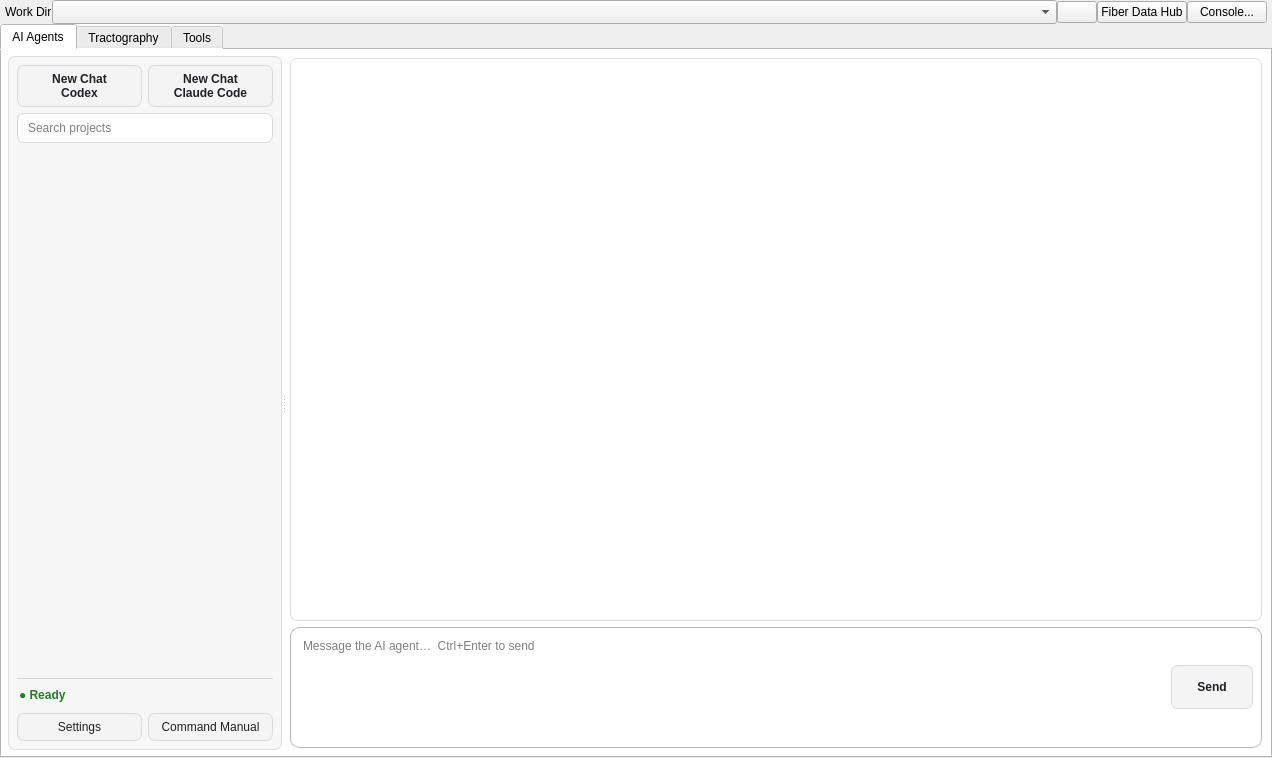
Above: mainwindow.ui from frankyeh/DSI-Studio before the change. Below: the same form after it.
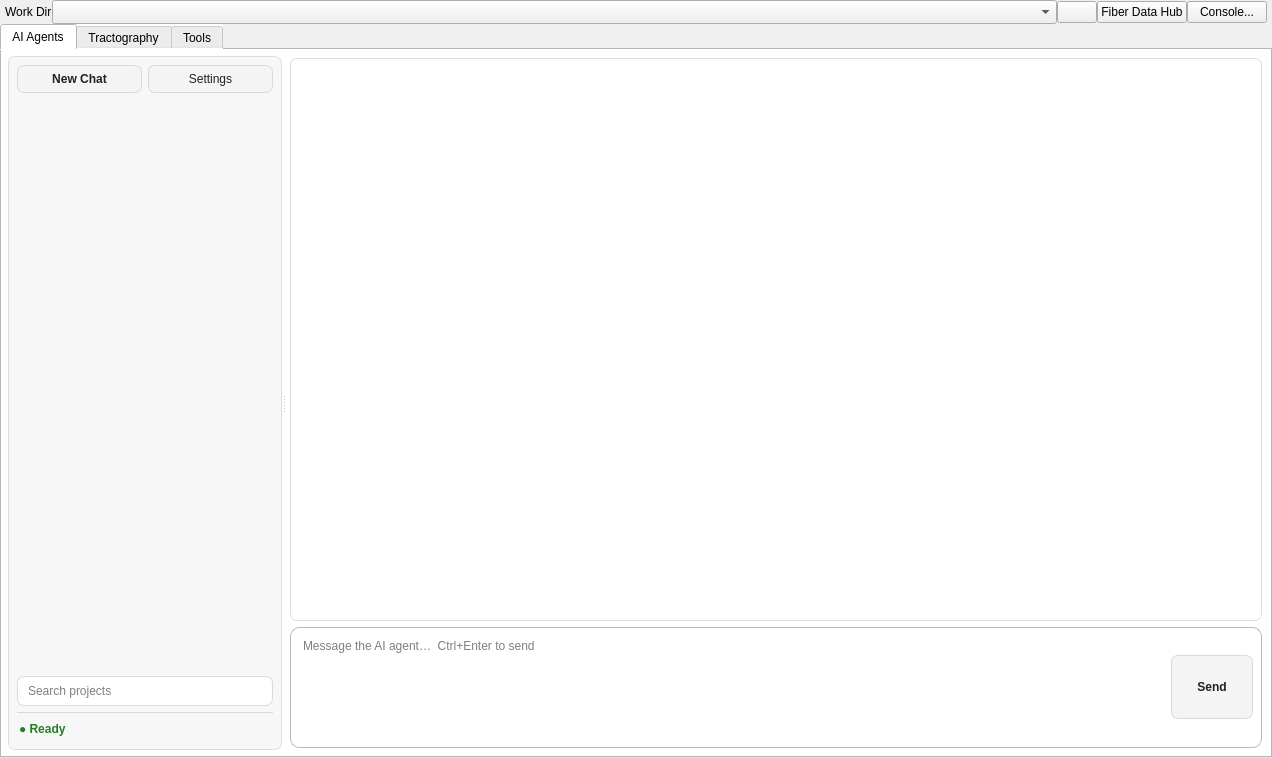
That is the form after the change. Icons and pictures are not drawn.

```diff
--- a/mainwindow.ui
+++ b/mainwindow.ui
@@ -324,12 +324,11 @@
                 <property name="minimumSize">
                  <size>
                   <width>0</width>
-                  <height>36</height>
+                  <height>0</height>
                  </size>
                 </property>
                 <property name="text">
-                 <string>New Chat
-Codex</string>
+                 <string>New Chat</string>
                 </property>
                 <property name="icon">
                  <iconset resource="icons.qrc">
@@ -338,34 +337,13 @@
                </widget>
               </item>
               <item>
-               <widget class="QPushButton" name="ai_new_claude_chat">
-                <property name="minimumSize">
-                 <size>
-                  <width>0</width>
-                  <height>36</height>
-                 </size>
-                </property>
+               <widget class="QPushButton" name="ai_quick_settings">
                 <property name="text">
-                 <string>New Chat
-Claude Code</string>
+                 <string>Settings</string>
                 </property>
                 <property name="icon">
                  <iconset resource="icons.qrc">
-                  <normaloff>:/icons/icons/new.xpm</normaloff>:/icons/icons/new.xpm</iconset>
-                </property>
-               </widget>
-              </item>
-             </layout>
-            </item>
-            <item>
-             <layout class="QHBoxLayout" name="ai_projects_header_layout">
-              <item>
-               <widget class="QLineEdit" name="ai_project_filter">
-                <property name="placeholderText">
-                 <string>Search projects</string>
-                </property>
-                <property name="clearButtonEnabled">
-                 <bool>true</bool>
+                  <normaloff>:/icons/icons/preferences.xpm</normaloff>:/icons/icons/preferences.xpm</iconset>
                 </property>
                </widget>
               </item>
@@ -384,6 +362,20 @@
               </property>
              </widget>
             </item>
+            <item>
+             <layout class="QHBoxLayout" name="ai_projects_header_layout">
+              <item>
+               <widget class="QLineEdit" name="ai_project_filter">
+                <property name="placeholderText">
+                 <string>Search projects</string>
+                </property>
+                <property name="clearButtonEnabled">
+                 <bool>true</bool>
+                </property>
+               </widget>
+              </item>
+             </layout>
+            </item>
             <item>
              <widget class="QFrame" name="ai_sidebar_status">
               <property name="styleSheet">
@@ -428,32 +420,6 @@
               </layout>
              </widget>
             </item>
-            <item>
-             <layout class="QHBoxLayout" name="ai_project_help_layout">
-              <item>
-               <widget class="QPushButton" name="ai_quick_settings">
-                <property name="text">
-                 <string>Settings</string>
-                </property>
-                <property name="icon">
-                 <iconset resource="icons.qrc">
-                  <normaloff>:/icons/icons/preferences.xpm</normaloff>:/icons/icons/preferences.xpm</iconset>
-                </property>
-               </widget>
-              </item>
-              <item>
-               <widget class="QPushButton" name="ai_view_manual">
-                <property name="text">
-                 <string>Command Manual</string>
-                </property>
-                <property name="icon">
-                 <iconset resource="icons.qrc">
-                  <normaloff>:/icons/icons/report.xpm</normaloff>:/icons/icons/report.xpm</iconset>
-                </property>
-               </widget>
-              </item>
-             </layout>
-            </item>
            </layout>
           </widget>
           <widget class="QWidget" name="ai_conversation_panel" native="true">
@@ -543,6 +509,12 @@
                </item>
                <item>
                 <widget class="QPushButton" name="ai_send_message">
+                 <property name="sizePolicy">
+                  <sizepolicy hsizetype="Minimum" vsizetype="Fixed">
+                   <horstretch>0</horstretch>
+                   <verstretch>0</verstretch>
+                  </sizepolicy>
+                 </property>
                  <property name="minimumSize">
                   <size>
                    <width>82</width>
@@ -552,7 +524,7 @@
                  <property name="maximumSize">
                   <size>
                    <width>92</width>
-                   <height>44</height>
+                   <height>64</height>
                   </size>
                  </property>
                  <property name="font">
```
